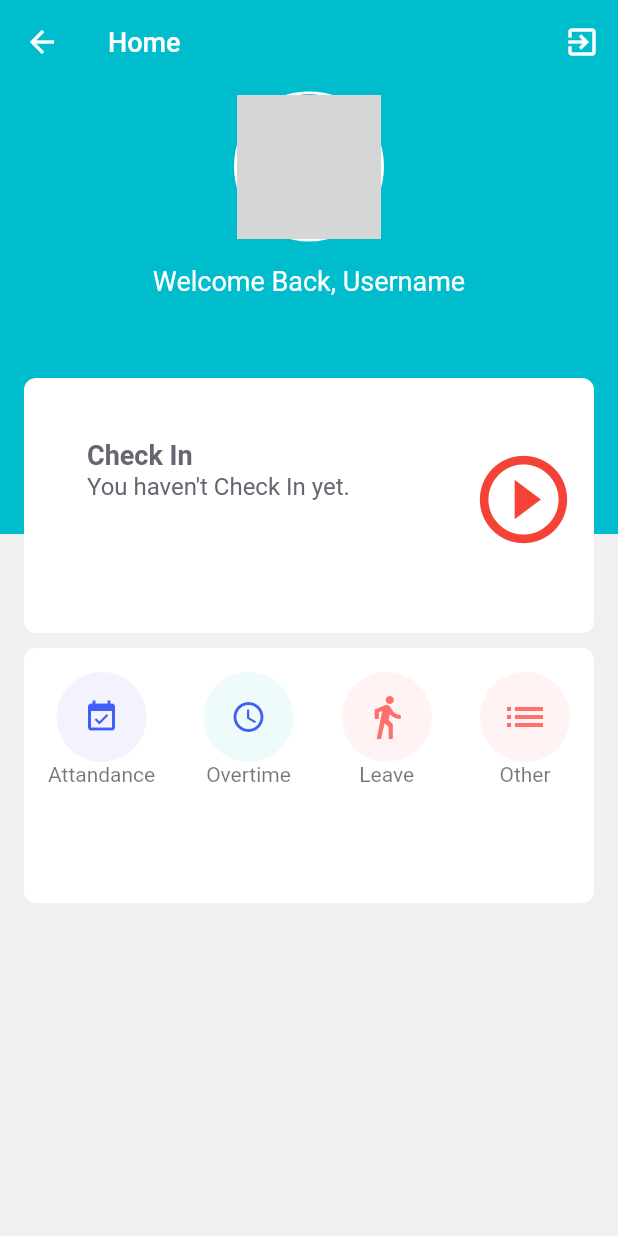
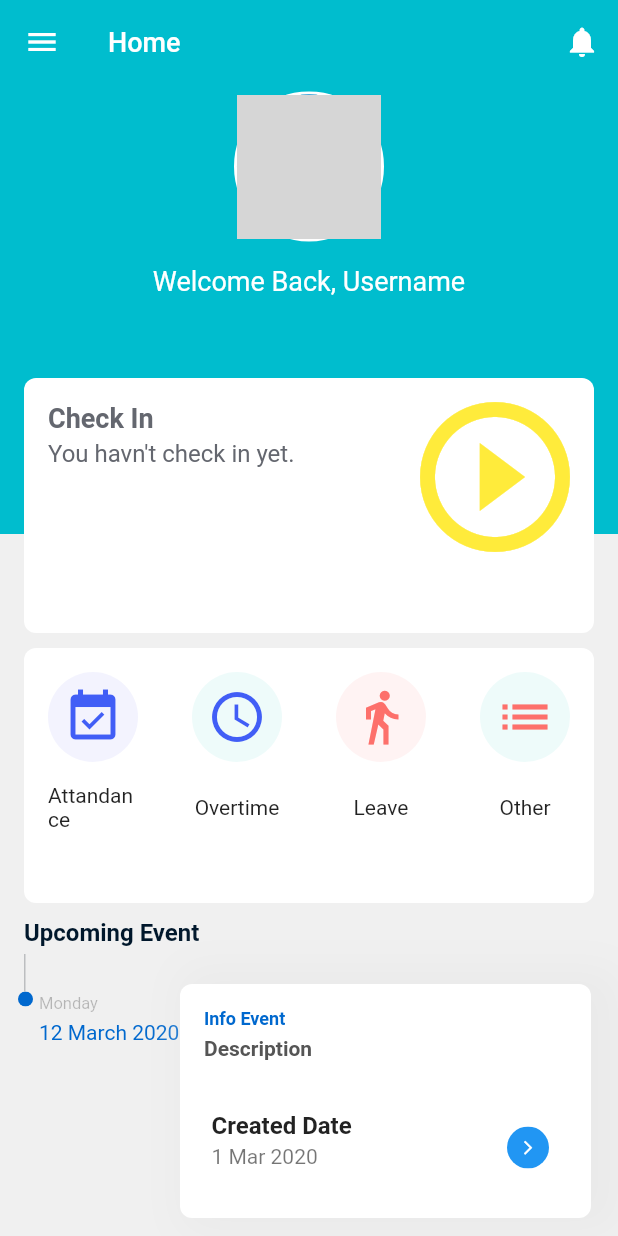
Before and after one commit to abhu66/eattandance, a Flutter app: the MainScreen screen opened directly, on a phone screen of 412 x 824 dp. Run offline on Flutter 3.47's test engine with Material 2 defaults, Android fonts, the phone set to English and light mode, and no system bars; our stand-ins replace page_transition; network calls fail; Roboto replaces fonts that are missing (Bold, Poppins-SemiBold, Regular); grey boxes are pictures that could not be loaded.

Commit message:
update home screen

```diff
--- a/lib/screens/home_screen.dart
+++ b/lib/screens/home_screen.dart
@@ -2,6 +2,7 @@
 import 'package:eattandance/constants.dart';
 import 'package:eattandance/widget/widget_checkin_checkout.dart';
 import 'package:eattandance/widget/widget_dashboard.dart';
+import 'package:eattandance/widget/widget_upcoming_event.dart';
 import 'package:flutter/cupertino.dart';
 import 'package:flutter/material.dart';
 import 'package:flutter/services.dart';
@@ -43,23 +44,6 @@ class _HomeScreenState extends State<HomeScreen>{
       onWillPop: _onBackPressed,
       child:  Scaffold(
         backgroundColor: HexColor(COLOR_LIGHT_GREY),
-        appBar: AppBar(
-          backgroundColor:  HexColor(COLOR_THEME_PRIMARY_BLUE),
-          title: Text("Home",style: TextStyle(fontSize: 18.0),),
-          elevation: 0.0,
-          actions: <Widget>[
-            IconButton(
-              onPressed: () {
-               // _widgetUtil.showAlertLogout(context, widget.user);
-              },
-              icon: Icon(
-                Icons.exit_to_app,
-                color: Colors.white,
-              ),
-              tooltip: "Logout",
-            ),
-          ],
-        ),
         body: SingleChildScrollView(
           physics: BouncingScrollPhysics(),
           padding: EdgeInsets.all(0),
@@ -137,6 +121,11 @@ class _HomeScreenState extends State<HomeScreen>{
                       padding: EdgeInsets.only(top: 360),
                       child: WidgetDashboard(),
                     ),
+                    Padding(
+                      padding: EdgeInsets.only(top: 540,right: 18,bottom:
+                      20),
+                      child: WidgetUpComingEvent(),
+                    ),
                   ],
                 ),
               ],
--- a/lib/screens/main_screen.dart
+++ b/lib/screens/main_screen.dart
@@ -1,4 +1,5 @@
 import 'package:eattandance/bottom_menu.dart';
+import 'package:eattandance/constants.dart';
 import 'package:eattandance/screens/home_screen.dart';
 import 'package:flutter/cupertino.dart';
 import 'package:flutter/material.dart';
@@ -10,6 +11,18 @@ class MainScreen extends StatefulWidget {
   MainScreen({Key key, this.title,this.tabIndex}) : super(key: key);
   final String title;
   final int tabIndex;
+
+
+  final drawerItems = [
+    new DrawerItem("Attandance", Icons.event_available),
+    new DrawerItem("Overtime", Icons.access_time),
+    new DrawerItem("Leave", Icons.directions_run),
+    new DrawerItem("Other", Icons.list),
+    new DrawerItem("Profile", Icons.account_circle),
+    new DrawerItem("About Application", Icons.help_outline),
+    new DrawerItem("Log Out", Icons.exit_to_app),
+  ];
+
  // final LoginRes user;
   @override
   State<StatefulWidget> createState() {
@@ -17,10 +30,16 @@ class MainScreen extends StatefulWidget {
     return _MainScreenState();
   }
 }
+class DrawerItem {
+  String title;
+  IconData icon;
+  DrawerItem(this.title, this.icon);
+}
 
 class _MainScreenState extends State<MainScreen> {
   int _currentTabIndex;
   int _selectedDrawerIndex = 0;
+  final GlobalKey _scaffoldKey = new GlobalKey();
 
 
   @override
@@ -33,6 +52,8 @@ class _MainScreenState extends State<MainScreen> {
     setState(() => _selectedDrawerIndex = index);
     Navigator.of(context).pop(); // close the drawer
   }
+
+
 
   @override
   Widget build(BuildContext context) {
@@ -48,8 +69,36 @@ class _MainScreenState extends State<MainScreen> {
       ),
     );
 
-
+    var drawerOptions = <Widget>[];
+    for (var i = 0; i < widget.drawerItems.length; i++) {
+      var d = widget.drawerItems[i];
+      drawerOptions.add(
+          new ListTile(
+            leading: new Icon(d.icon),
+            title: new Text(d.title),
+            selected: i == _selectedDrawerIndex,
+            onTap: () => _onSelectItem(i),
+          )
+      );
+    }
     return Scaffold(
+      appBar: AppBar(
+        backgroundColor:  HexColor(COLOR_THEME_PRIMARY_BLUE),
+        title: Text("Home",style: TextStyle(fontSize: 18.0),),
+        elevation: 0.0,
+        actions: <Widget>[
+          IconButton(
+            onPressed: () {
+              // _widgetUtil.showAlertLogout(context, widget.user);
+            },
+            icon: Icon(
+              Icons.notifications,
+              color: Colors.white,
+            ),
+            tooltip: "Logout",
+          ),
+        ],
+      ),
       body: _getDrawerItemWidget(_selectedDrawerIndex),
       drawer: Drawer(
           child: ListView(
@@ -59,14 +108,27 @@ class _MainScreenState extends State<MainScreen> {
                 title: Text("FlutterOWl"),
                 subtitle: Text("flutterowl9@gmail.com"),
               ),
-              ListTile(leading: Icon(Icons.home), title: Text("Home")),
-              ListTile(leading: Icon(Icons.event_available), title: Text("Attandance")),
-              ListTile(leading: Icon(Icons.access_time), title: Text("Overtime")),
-              ListTile(leading: Icon(Icons.directions_walk), title: Text("Leave")),
-              ListTile(leading: Icon(Icons.list), title: Text("Other")),
-              ListTile(leading: Icon(Icons.account_circle), title: Text("Profile")),
-              ListTile(leading: Icon(Icons.help_outline), title: Text("About Application")),
-              ListTile(leading: Icon(Icons.exit_to_app), title: Text("Log Out")),
+              Divider(),
+              new Column(children: drawerOptions),
+              Container(
+                // This align moves the children to the bottom
+                  child: Align(
+                      alignment: FractionalOffset.bottomCenter,
+                      // This container holds all the children that will be aligned
+                      // on the bottom and should not scroll with the above ListView
+                      child: Container(
+                          child: Column(
+                            children: <Widget>[
+                              Divider(),
+                              SizedBox(height: 20,),
+                              ListTile(
+                                  leading: Icon(Icons.settings),
+                                  title: Text('Settings')),
+                            ],
+                          )
+                      )
+                  )
+              )
             ],
           )),
 //        bottomNavigationBar: BottomNavigationBar(
--- a/lib/widget/widget_checkin_checkout.dart
+++ b/lib/widget/widget_checkin_checkout.dart
@@ -21,34 +21,78 @@ class _WidgetCheckInOutState extends State<WidgetCheckInOut> {
       margin: EdgeInsets.all(16),
       decoration: BoxDecoration(
           color: Colors.white, borderRadius: BorderRadius.circular(8)),
-      child: Column(
-        crossAxisAlignment: CrossAxisAlignment.start,
+      child :Stack(
         children: <Widget>[
-          Container(
-            padding: EdgeInsets.all(10.0),
-            child: ListTile(
-              title: Text(
+          Row(
+            mainAxisAlignment: MainAxisAlignment.spaceBetween,
+            children: <Widget>[
+              Material(
+                color: Colors.transparent,
+                child: Text(
                   _isCheckIn == true ? "Check Out" : "Check In",
                   style: TextStyle(
                       color: Color(0xff64676F),
-                  fontWeight: FontWeight.bold,
                       fontFamily: 'Regular',
                       fontSize: 18,
+                      fontWeight: FontWeight.bold
                   ),
                 ),
-              subtitle: Text(
-                _isCheckIn == true ? "Don't forget to check out" : "You haven't Check In yet.",
+              ),
+
+            ],
+          ),
+          Padding(
+            padding: EdgeInsets.only(top: 25),
+            child:  Container(
+              width: 200.0,
+              child:Row(
+                children: <Widget>[
+                  Flexible(child : Text(
+                      _isCheckIn == true ? "Don't forget to check out." : "You havn't check in yet.",
                       style: TextStyle(
                         color: Color(0xff64676F),
                         fontFamily: 'Regular',
                         fontSize: 16,
                       ),
                     ),
-              trailing: IconButton(
-                icon: Icon(Icons.play_circle_outline,color: Colors.red,size: 70.0,),
+                  ),
+                ],
+              ),
+            )
+          ),
+          Positioned(
+              right: -10.0,
+              top: -10.0,
+              child:InkWell(
+                  onTap: (){
+                    setState(() {
+                      _isCheckIn == true ? _isCheckIn =false : _isCheckIn = true;
+                    });
+                  },
+                  child: new Icon(Icons.play_circle_outline,color: _isCheckIn == true ? Colors.red : Colors.yellow,size: 120.0,)
+              )
+          ),
+          Positioned(
+            left: 0.0,
+            bottom: 10.0,
+            child:  Container(
+              width: 200.0,
+              child: Row(
+              children: <Widget>[
+                Flexible(
+                  child: Text(
+                    _isCheckIn == true ? "Have a good day!" : "",
+                    style: TextStyle(
+                      color: Color(0xff64676F),
+                      fontFamily: 'Regular',
+                      fontSize: 16,
                     ),
                   ),
-          )
+                ),
+              ],
+            ),
+            ),
+          ),
         ],
       ),
     );
--- a/lib/widget/widget_dashboard.dart
+++ b/lib/widget/widget_dashboard.dart
@@ -1,9 +1,7 @@
-
-
 import 'package:flutter/cupertino.dart';
 import 'package:flutter/material.dart';
 
-class WidgetDashboard extends StatefulWidget{
+class WidgetDashboard extends StatefulWidget {
   @override
   State<StatefulWidget> createState() {
     // TODO: implement createState
@@ -11,7 +9,7 @@ class WidgetDashboard extends StatefulWidget{
   }
 }
 
-class _WidgetDashboardState extends State<WidgetDashboard>{
+class _WidgetDashboardState extends State<WidgetDashboard> {
   bool _isLoading = false;
   @override
   Widget build(BuildContext context) {
@@ -22,12 +20,10 @@ class _WidgetDashboardState extends State<WidgetDashboard>{
       margin: EdgeInsets.all(16),
       decoration: BoxDecoration(
           color: Colors.white, borderRadius: BorderRadius.circular(8)),
-      child: Column(
+      child: Wrap(
         children: <Widget>[
           Row(
             mainAxisAlignment: MainAxisAlignment.spaceBetween,
-            children: <Widget>[
-              Column(
             children: <Widget>[
               Container(
                   width: 60,
@@ -36,33 +32,11 @@ class _WidgetDashboardState extends State<WidgetDashboard>{
                     shape: BoxShape.circle,
                     color: Color(0xffF3F3FE),
                   ),
-                    child : IconButton(
-                      icon : Icon(Icons.event_available),
+                  child: IconButton(
+                    icon: Icon(Icons.event_available,size: 40,),
                     color: Color(0xff415EF6),
-                      onPressed: (){
-//                        Navigator.of(context).push(
-//                            new MaterialPageRoute(
-//                                builder: (context) => new GreatHistoryActivity(user: widget.user,)
-//                            )
-//                        );
-                      },
-                    ),
-                  ),
-                  Material(
-                    color: Colors.transparent,
-                    child: Text(
-                      'Attandance',
-                      style: TextStyle(
-                        color: Colors.black54,
-                        fontFamily: 'Regular',
-                        fontSize: 14,
-                      ),
-                    ),
-                  )
-                ],
-              ),
-              Column(
-                children: <Widget>[
+                    onPressed: () {},
+                  )),
               Container(
                   width: 60,
                   height: 60,
@@ -71,28 +45,10 @@ class _WidgetDashboardState extends State<WidgetDashboard>{
                     color: Color(0xffEEFBFA),
                   ),
                   child: IconButton(
-                      icon : Icon(Icons.access_time),
+                    icon: Icon(Icons.access_time,size: 40),
                     color: Color(0xff415EF6),
-                      onPressed: (){
-                       // openBottomSheet(context);
-                      },
-                    ),
-                  ),
-                  Material(
-                    color: Colors.transparent,
-                    child: Text(
-                      'Overtime',
-                      style: TextStyle(
-                        color: Colors.black54,
-                        fontFamily: 'Regular',
-                        fontSize: 14,
-                      ),
-                    ),
-                  )
-                ],
-              ),
-              Column(
-                children: <Widget>[
+                    onPressed: () {},
+                  )),
               Container(
                   width: 60,
                   height: 60,
@@ -100,55 +56,50 @@ class _WidgetDashboardState extends State<WidgetDashboard>{
                     shape: BoxShape.circle,
                     color: Color(0xffFFF3F3),
                   ),
-                    child: Icon(
-                      Icons.directions_walk,
+                  child: IconButton(
+                    icon: Icon(Icons.directions_walk,size: 40),
                     color: Color(0xffFD706B),
-                      size: 32,
-                    ),
-                  ),
-                  Material(
-                    color: Colors.transparent,
-                    child: Text(
-                      'Leave',
-                      style: TextStyle(
-                        color: Colors.black54,
-                        fontFamily: 'Regular',
-                        fontSize: 14,
-                      ),
-                    ),
-                  )
-                ],
-              ),
-              Column(
-                children: <Widget>[
+                    onPressed: () {},
+                  )),
               Container(
                   width: 60,
                   height: 60,
                   decoration: BoxDecoration(
                     shape: BoxShape.circle,
-                      color: Color(0xffFFF3F3),
+                    color: Color(0xffEEFBFA),
                   ),
-                    child: Icon(
-                      Icons.list,
+                  child: IconButton(
+                    icon: Icon(Icons.list,size: 40),
                     color: Color(0xffFD706B),
-                      size: 32,
+                    onPressed: () {},
+                  )),
+            ],
           ),
+          Row(
+            mainAxisAlignment: MainAxisAlignment.spaceBetween,
+            children: <Widget>[
+              Container(
+                  width: 60,
+                  height: 60,
+                  child: Center(child : Text("Attandance"))
               ),
-                  Material(
-                    color: Colors.transparent,
-                    child: Text(
-                      'Other',
-                      style: TextStyle(
-                        color: Colors.black54,
-                        fontFamily: 'Regular',
-                        fontSize: 14,
+              Container(
+                  width: 60,
+                  height: 60,
+                  child: Center(child : Text("Overtime"))
               ),
+              Container(
+                  width: 60,
+                  height: 60,
+                  child: Center(child : Text("Leave"))
               ),
-                  )
+              Container(
+                  width: 60,
+                  height: 60,
+                  child:Center(child : Text("Other"))
+              ),
             ],
-              )
-            ],
-          )
+          ),
         ],
       ),
     );
--- a/lib/widget/widget_login.dart
+++ b/lib/widget/widget_login.dart
@@ -137,7 +137,7 @@ class _WidgetLoginState extends State<WidgetLogin> {
                   borderRadius: new BorderRadius.circular(5.0),
                   side: BorderSide(color: HexColor(COLOR_THEME_PRIMARY_BLUE),)),
               onPressed: () {
-                Navigator.push(context, PageTransition(type: PageTransitionType.rightToLeft, child: new MainScreen(title: "Home",)));
+                Navigator.pushReplacement(context, PageTransition(type: PageTransitionType.rightToLeft, child: new MainScreen(title: "Home",)));
               },
               color: HexColor(COLOR_THEME_PRIMARY_BLUE),
               textColor: Colors.white,
--- /dev/null
+++ b/lib/widget/widget_upcoming_event.dart
@@ -0,0 +1,179 @@
+import 'package:eattandance/constants.dart';
+import 'package:flutter/cupertino.dart';
+import 'package:flutter/material.dart';
+
+import 'package:page_transition/page_transition.dart';
+
+class WidgetUpComingEvent extends StatefulWidget {
+  @override
+  State<StatefulWidget> createState() {
+    // TODO: implement createState
+    return _WidgetUpComingEventState();
+  }
+}
+
+class _WidgetUpComingEventState extends State<WidgetUpComingEvent> {
+  @override
+  Widget build(BuildContext context) {
+    // TODO: implement build
+    return Container(
+      child: Stack(
+        children: <Widget>[
+          Container(
+            padding: EdgeInsets.all(16),
+            child: Text(
+              "Upcoming Event",
+              style: TextStyle(
+                fontSize: 16,
+                color: HexColor("#00172b"),
+                fontFamily: FontFamilys.typeFacePopinsSemiBolds,
+                fontWeight: FontWeight.bold,
+              ),
+              textAlign: TextAlign.right,
+            ),
+          ),
+          Container(
+            height: 25,
+            width: 1,
+            margin: EdgeInsets.fromLTRB(16, 40, 5, 10),
+            color: HexColor("#bcbec0"),
+          ),
+          Container(
+              margin: EdgeInsets.fromLTRB(12, 65, 5, 16),
+              child: Row(
+                children: <Widget>[
+                  ClipOval(
+                    child: Material(
+                      shadowColor: HexColor("#0068ce"),
+                      color: HexColor("#0068ce"), // button color
+                      child: InkWell(
+                        splashColor: Colors.grey, // inkwell color
+                        child: SizedBox(
+                          width: 10,
+                          height: 10,
+                        ),
+                        onTap: () {},
+                      ),
+                    ),
+                  ),
+                  SizedBox(
+                    width: 7,
+                  ),
+                ],
+              )),
+             Padding(
+               padding: EdgeInsets.only(top: 45,left: 10),
+               child: ListTile(
+                 title: Text(
+                   "Monday",
+                   style: TextStyle(fontSize: 11.0, color: HexColor("#3f000000")),
+                 ),
+                 subtitle: Text(
+                   "12 March 2020",
+                   overflow: TextOverflow.ellipsis,
+                   style: TextStyle(fontSize: 14.0, color: HexColor("#0068ce")),
+                 ),
+               ),
+             ),
+          Container(
+              padding: EdgeInsets.all(16),
+              margin: EdgeInsets.only(left: 120,top: 60),
+              decoration: BoxDecoration(boxShadow: [
+                BoxShadow(
+                  color: HexColor("#66e0e0e0"),
+                  spreadRadius: 10,
+                  blurRadius: 24,
+                  offset: Offset(
+                    10.0, // horizontal, move right 10
+                    0.0, // vertical, move down 10
+                  ),// changes position of shadow
+                ),
+
+              ], color: Colors.white, borderRadius: BorderRadius.circular(8)),
+              child: Column(
+                crossAxisAlignment: CrossAxisAlignment.stretch,
+                children: <Widget>[
+                  Row(
+                    children: <Widget>[
+                      Material(
+                        color: Colors.transparent,
+                        child: Text(
+                          'Info Event',
+                          style: TextStyle(
+                              color: Color(COLOR_BRI_LOGIN_BLUE),
+                              fontFamily: FontFamilys.typeFacePopinsSemiBolds,
+                              fontSize: 12,
+                              fontWeight: FontWeight.bold),
+                          textAlign: TextAlign.right,
+                        ),
+                      ),
+                    ],
+                  ),
+                  SizedBox(
+                    height: 5,
+                  ),
+                  Row(
+                    mainAxisAlignment: MainAxisAlignment.spaceBetween,
+                    children: <Widget>[
+                      Flexible(
+                        child: Material(
+                            color: Colors.transparent,
+                            child:Text(
+                              'Description',
+                              overflow: TextOverflow.ellipsis,
+                              style: TextStyle(
+                                  color: HexColor("#555555"),
+                                  fontFamily:
+                                  FontFamilys.typeFacePopinsSemiBolds,
+                                  fontSize: 14,
+                                  fontWeight: FontWeight.bold),
+                              textAlign: TextAlign.left,
+                            )),
+                      ),
+                    ],
+                  ),
+                  SizedBox(
+                    height: 1,
+                  ),
+                  Container(
+                    alignment: Alignment.bottomLeft,
+                    child : Align(alignment: Alignment.bottomLeft,
+                      child: ListTile(
+                        title: Text(
+                          "Created Date",
+                          style: TextStyle(fontWeight: FontWeight.bold),
+                        ),
+                        subtitle: Text(
+                          "1 Mar 2020",
+                        ),
+                        trailing: Container(
+                          margin: EdgeInsets.only(top: 10),
+                          child: ClipOval(
+                            child: Material(
+                              shadowColor: HexColor("#280068ce"),
+                              color: Colors.blue, // button color
+                              child: InkWell(
+                                splashColor: Colors.grey, // inkwell color
+                                child: SizedBox(
+                                    width: 28,
+                                    height: 28,
+                                    child: Icon(Icons.arrow_forward_ios,size: 11,color: Colors.white,)),
+                                onTap: () {
+                                  print("Hai");
+                                }
+                              ),
+                            ),
+                          ),
+                        ),
+                        contentPadding: EdgeInsets.fromLTRB(5, 16, 12, 0),
+                      ),
+                    ),
+                  ),
+                ],
+              ),
+            ),
+        ],
+      ),
+    );
+  }
+}
```
Lines whose indentation alone changed are shown as unchanged.
